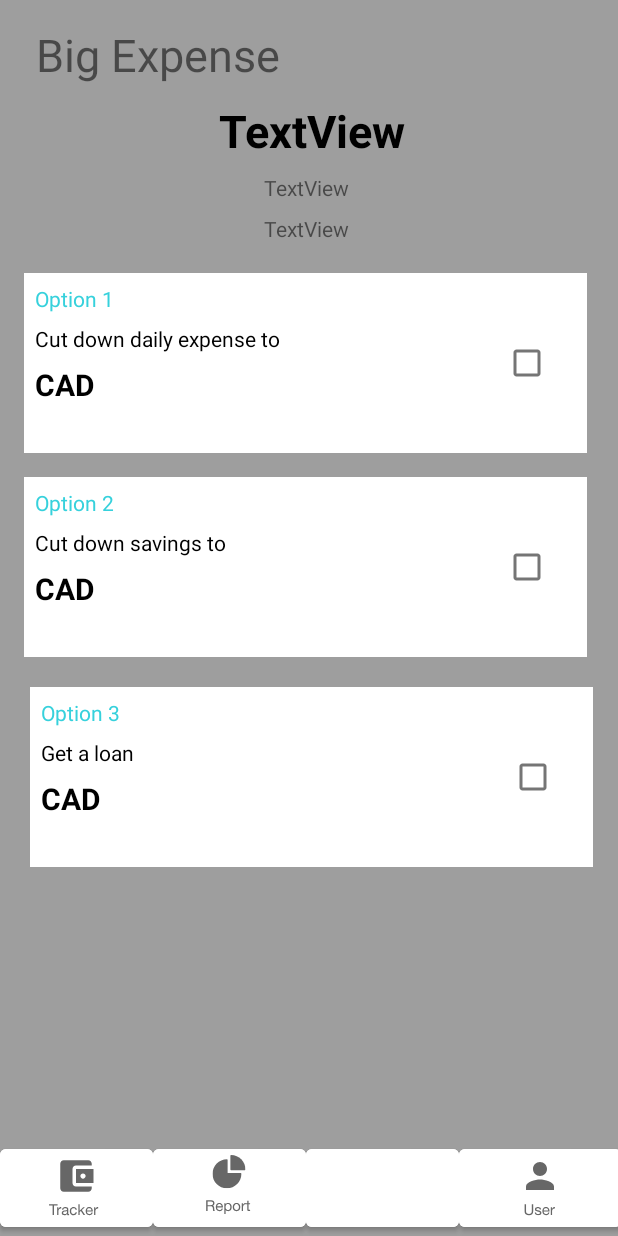
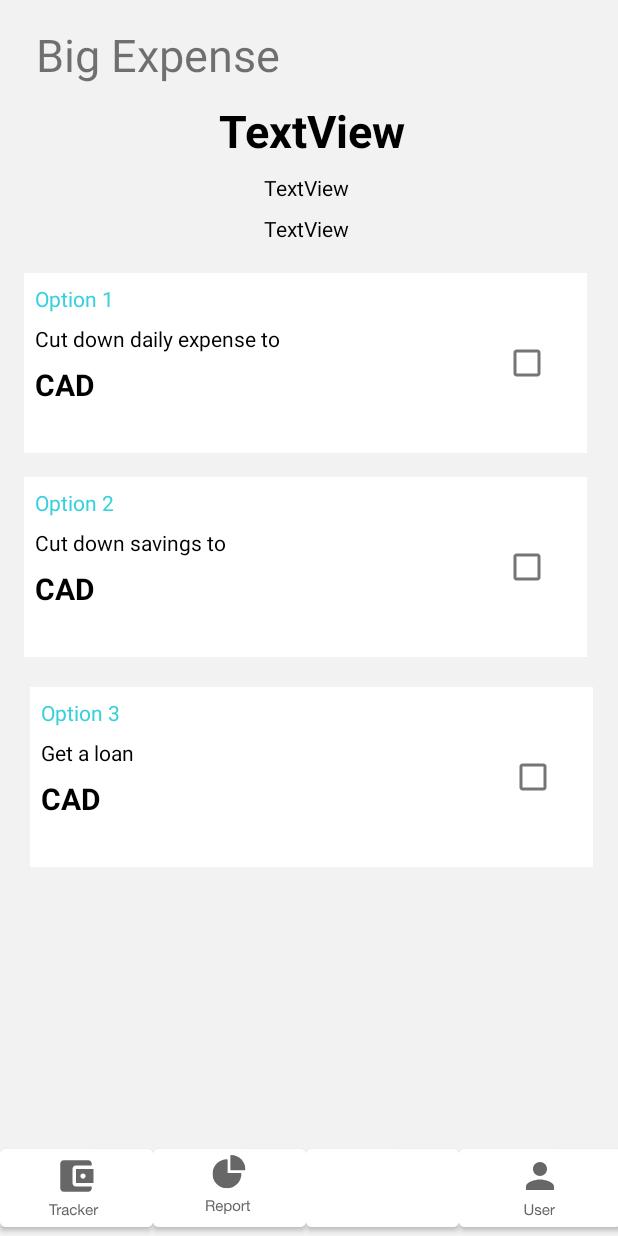
Before and after one commit to KateOber/CSIS-3175, an Android app: the layout activity_big_expenses.xml on its own in the app's theme, with its tools: preview values and no code run, on a phone screen of 412 x 824 dp. Run offline under Robolectric (Android 15) with nearby library versions, the phone set to English and light mode, and no system bars.

Commit message:
big exps

```diff
--- a/EasyMoney/app/src/main/java/com/csis3175project/easymoney/BigExpense_setup.java
+++ b/EasyMoney/app/src/main/java/com/csis3175project/easymoney/BigExpense_setup.java
@@ -41,8 +41,13 @@ public class BigExpense_setup extends AppCompatActivity {
             public void onClick(View v) {
                 try {
                     costOfExpense = Integer.parseInt(cost.getText().toString());
+                    String selectedCat = groupCat.getSelectedItem().toString();
+                    String selectedPeriod = groupPeriod.getSelectedItem().toString();
+
                     Intent intent = new Intent( BigExpense_setup.this,BigExpenses_main.class);
                     intent.putExtra("cost", costOfExpense);
+                    intent.putExtra("category", selectedCat);
+                    intent.putExtra("period", selectedPeriod);
                     startActivity(intent);
                 } catch (NumberFormatException ex) {
                     output.setText("Enter the cost of expense");
--- a/EasyMoney/app/src/main/java/com/csis3175project/easymoney/ExpenseTracker.java
+++ b/EasyMoney/app/src/main/java/com/csis3175project/easymoney/ExpenseTracker.java
@@ -84,7 +84,7 @@ public class ExpenseTracker extends AppCompatActivity {
         TextView expenseName1 = findViewById(R.id.trackerExpenseName1);
         TextView expenseName2 = findViewById(R.id.trackerExpenseName2);
         TextView expenseName3 = findViewById(R.id.trackerExpenseName3);
-        TextView expenseName4 = findViewById(R.id.trackerExpenseName4);
+        TextView expenseName4 = findViewById(R.id.txtCutSavings);
 
         String expenseName, expenseDate;
         double expenseAmmount;
--- a/EasyMoney/app/src/main/res/layout/activity_big_expense_setup.xml
+++ b/EasyMoney/app/src/main/res/layout/activity_big_expense_setup.xml
@@ -67,6 +67,7 @@
         android:ems="10"
         android:inputType="textPersonName"
         android:text="@string/txtScrNameBE"
+        android:textSize="30sp"
         app:layout_constraintStart_toStartOf="parent"
         app:layout_constraintTop_toTopOf="parent" />
 
@@ -80,7 +81,7 @@
         android:ems="10"
         android:inputType="textPersonName"
         android:text="@string/txtScrBESub"
-        android:textSize="10dp"
+        android:textSize="20dp"
         app:layout_constraintStart_toStartOf="parent"
         app:layout_constraintTop_toBottomOf="@+id/txtTitle" />
 
--- a/EasyMoney/app/src/main/res/layout/activity_big_expenses.xml
+++ b/EasyMoney/app/src/main/res/layout/activity_big_expenses.xml
@@ -4,8 +4,8 @@
     xmlns:tools="http://schemas.android.com/tools"
     android:layout_width="match_parent"
     android:layout_height="match_parent"
-    tools:context=".BigExpenses_main"
-    android:background="#9E9E9E">
+    android:background="@color/gray6"
+    tools:context=".BigExpenses_main">
 
     <TextView
         android:id="@+id/txtTitle"
@@ -28,8 +28,8 @@
         android:layout_marginStart="146dp"
         android:layout_marginTop="10dp"
         android:text="TextView"
+        android:textColor="#000000"
         android:textSize="30sp"
-        android:textColor="#000000"
         android:textStyle="bold"
         app:layout_constraintStart_toStartOf="parent"
         app:layout_constraintTop_toBottomOf="@+id/txtTitle" />
@@ -41,6 +41,7 @@
         android:layout_marginStart="176dp"
         android:layout_marginTop="8dp"
         android:text="TextView"
+        android:textColor="@color/black"
         app:layout_constraintStart_toStartOf="parent"
         app:layout_constraintTop_toBottomOf="@+id/txtEnteredExp" />
 
@@ -51,6 +52,7 @@
         android:layout_marginStart="176dp"
         android:layout_marginTop="8dp"
         android:text="TextView"
+        android:textColor="@color/black"
         app:layout_constraintStart_toStartOf="parent"
         app:layout_constraintTop_toBottomOf="@+id/txtEntBExpCat" />
 
@@ -88,7 +90,7 @@
             app:layout_constraintTop_toBottomOf="@+id/txtOptionId1" />
 
         <TextView
-            android:id="@+id/txtAmount1"
+            android:id="@+id/txtAmountDaily"
             android:layout_width="wrap_content"
             android:layout_height="wrap_content"
             android:layout_marginStart="7dp"
@@ -145,7 +147,7 @@
             app:layout_constraintTop_toBottomOf="@+id/txtOptionId2" />
 
         <TextView
-            android:id="@+id/trackerExpenseName4"
+            android:id="@+id/txtCutSavings"
             android:layout_width="wrap_content"
             android:layout_height="wrap_content"
             android:layout_marginStart="7dp"
@@ -202,7 +204,7 @@
             app:layout_constraintTop_toBottomOf="@+id/txtOptionId3" />
 
         <TextView
-            android:id="@+id/txtOptionName3"
+            android:id="@+id/txtGetLoanAmount"
             android:layout_width="wrap_content"
             android:layout_height="wrap_content"
             android:layout_marginStart="7dp"
--- a/EasyMoney/app/src/main/res/layout/activity_expense_tracker.xml
+++ b/EasyMoney/app/src/main/res/layout/activity_expense_tracker.xml
@@ -369,7 +369,7 @@
             app:layout_constraintTop_toBottomOf="@+id/trackerExpensePrice3" />
 
         <TextView
-            android:id="@+id/trackerExpenseName4"
+            android:id="@+id/txtCutSavings"
             android:layout_width="wrap_content"
             android:layout_height="wrap_content"
             android:layout_marginStart="36dp"
--- a/EasyMoney/app/src/main/res/layout/activity_monthly_report.xml
+++ b/EasyMoney/app/src/main/res/layout/activity_monthly_report.xml
@@ -338,11 +338,11 @@
             android:layout_marginTop="23dp"
             android:layout_marginEnd="43dp"
             app:layout_constraintEnd_toStartOf="@+id/trackerExpenseDate4"
-            app:layout_constraintStart_toEndOf="@+id/trackerExpenseName4"
+            app:layout_constraintStart_toEndOf="@+id/txtCutSavings"
             app:layout_constraintTop_toBottomOf="@+id/trackerExpensePrice3" />
 
         <TextView
-            android:id="@+id/trackerExpenseName4"
+            android:id="@+id/txtCutSavings"
             android:layout_width="wrap_content"
             android:layout_height="wrap_content"
             android:layout_marginTop="22dp"
--- a/EasyMoney/app/src/main/res/layout/bigex_loan_listview_layout.xml
+++ b/EasyMoney/app/src/main/res/layout/bigex_loan_listview_layout.xml
@@ -10,11 +10,11 @@
         android:contentDescription="@string/image" />
 
     <TextView
+        android:id="@+id/txtTravel"
         android:layout_width="wrap_content"
         android:layout_height="wrap_content"
-        android:textSize="20sp"
-        android:textColor="#00FF00"
-        android:id="@+id/txtTravel"/>
+        android:textColor="@color/black"
+        android:textSize="20sp" />
 
 
 
--- a/EasyMoney/app/src/main/res/values/strings.xml
+++ b/EasyMoney/app/src/main/res/values/strings.xml
@@ -74,7 +74,7 @@
     <string name="txtScrBESub">Set up your expense</string>
     <string name="bigExHint1">Category of big expense</string>
     <string name="bigExHint2">Big Expense Period</string>
-    <string name="bigExHint3">Amount of estimated cost</string>
+    <string name="bigExHint3">Cost of your purchase</string>
     <string name="bigEx">Edit Profile</string>
     <string name="btnBigEx">SET BIG EXPENSE</string>
     <string-array name="expensePeriod">
```
Also changed, not shown: EasyMoney/app/src/main/java/com/csis3175project/easymoney/BigExpenses_main.java (+40 -0 lines).
